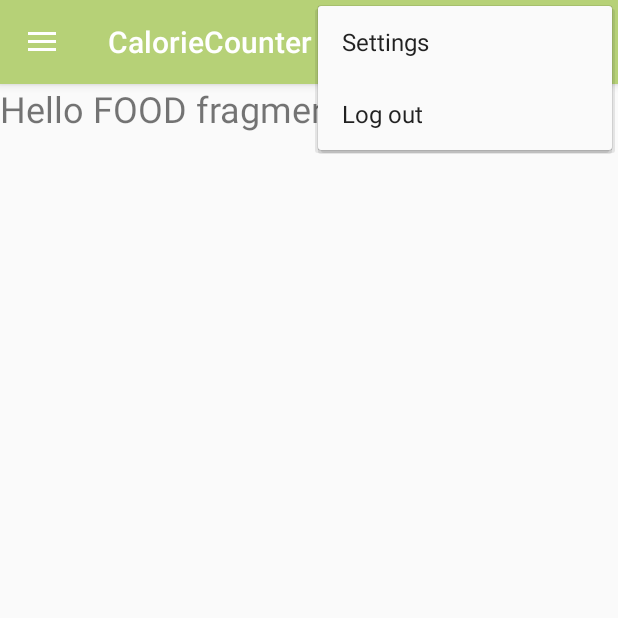
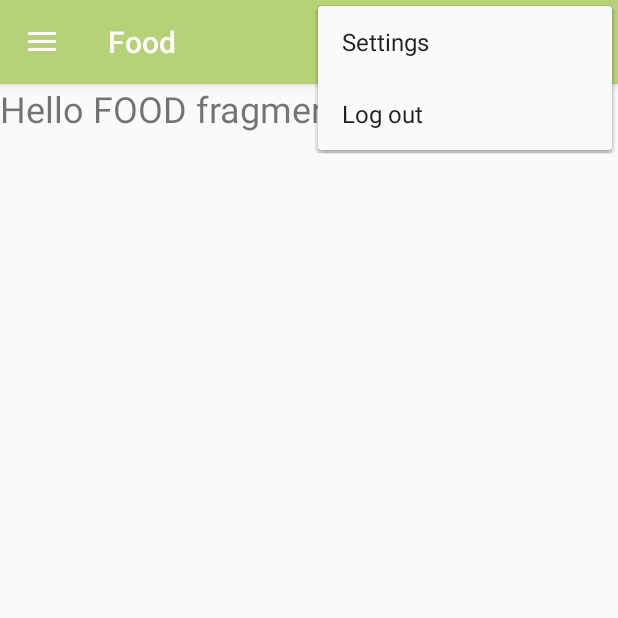
Before and after one commit to SijaAnan/CalorieCounter, an Android app: the fragment FoodFragment placed in its activity, with the options menu open, on a phone screen of 412 x 824 dp, the top half of it. Run offline under Robolectric (Android 15) with nearby library versions, the phone set to English and light mode, and no system bars; our stand-ins replace Firebase (no records; nobody signed in at launch, a user with empty details on screens opened directly).

Commit message:
3rd commit 8_9

```diff
--- a/app/src/main/java/com/example/nadii/caloriecounter/CategoriesFragment.java
+++ b/app/src/main/java/com/example/nadii/caloriecounter/CategoriesFragment.java
@@ -22,6 +22,7 @@ public class CategoriesFragment extends Fragment {
     @Override
     public View onCreateView(LayoutInflater inflater, ViewGroup container,
                              Bundle savedInstanceState) {
+        ((MainActivity)getActivity()).setActionBarTitle("Categories");
         // Inflate the layout for this fragment
         return inflater.inflate(R.layout.fragment_categories, container, false);
     }
--- a/app/src/main/java/com/example/nadii/caloriecounter/FoodFragment.java
+++ b/app/src/main/java/com/example/nadii/caloriecounter/FoodFragment.java
@@ -22,6 +22,7 @@ public class FoodFragment extends Fragment {
     @Override
     public View onCreateView(LayoutInflater inflater, ViewGroup container,
                              Bundle savedInstanceState) {
+        ((MainActivity)getActivity()).setActionBarTitle("Food");
         // Inflate the layout for this fragment
         return inflater.inflate(R.layout.fragment_food, container, false);
     }
--- a/app/src/main/java/com/example/nadii/caloriecounter/HomeFragment.java
+++ b/app/src/main/java/com/example/nadii/caloriecounter/HomeFragment.java
@@ -23,6 +23,7 @@ public class HomeFragment extends Fragment {
     @Override
     public View onCreateView(LayoutInflater inflater, ViewGroup container,
                              Bundle savedInstanceState) {
+        ((MainActivity)getActivity()).setActionBarTitle("Home");
         // Inflate the layout for this fragment
         return inflater.inflate(R.layout.fragment_home, container, false);
     }
--- a/app/src/main/java/com/example/nadii/caloriecounter/MainActivity.java
+++ b/app/src/main/java/com/example/nadii/caloriecounter/MainActivity.java
@@ -73,6 +73,11 @@ public class MainActivity extends AppCompatActivity
         Intent startIntent = new Intent(MainActivity.this , StartActivity.class);
         startActivity(startIntent);
         finish();
+    }
+
+    public void setActionBarTitle(String title){
+
+        getSupportActionBar().setTitle(title);
     }
 
     @Override
--- a/app/src/main/java/com/example/nadii/caloriecounter/ProfileFragment.java
+++ b/app/src/main/java/com/example/nadii/caloriecounter/ProfileFragment.java
@@ -22,6 +22,7 @@ public class ProfileFragment extends Fragment {
     @Override
     public View onCreateView(LayoutInflater inflater, ViewGroup container,
                              Bundle savedInstanceState) {
+        ((MainActivity)getActivity()).setActionBarTitle("Profile");
         // Inflate the layout for this fragment
         return inflater.inflate(R.layout.fragment_profile, container, false);
     }
```
